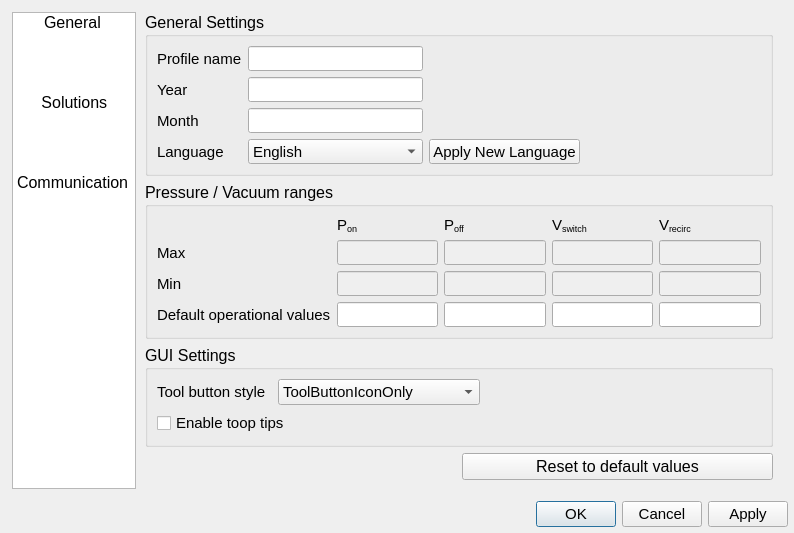
The window that apps/Lab-on-a-tip/Lab-on-a-tip_tools.ui (bellonemauro/Labonatip2.0) describes before a commit, drawn with Qt 5.
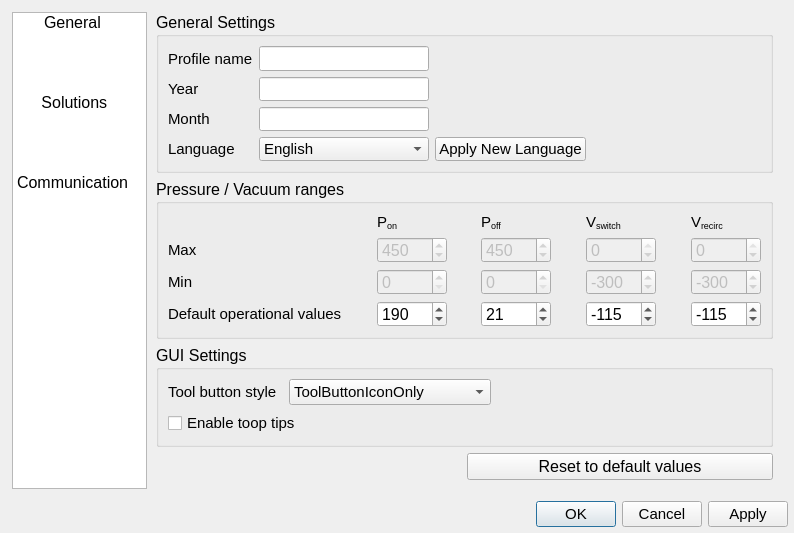
The same window after the commit. The open tabs and pages were chosen to show the change. Icons and pictures are not drawn.

Commit message: improvements to tools data handling

```diff
--- a/apps/Lab-on-a-tip/Lab-on-a-tip_tools.ui
+++ b/apps/Lab-on-a-tip/Lab-on-a-tip_tools.ui
@@ -332,78 +332,6 @@
                   </property>
                  </spacer>
                 </item>
-                <item row="2" column="4">
-                 <widget class="QLineEdit" name="lineEdit_p_off_min">
-                  <property name="enabled">
-                   <bool>false</bool>
-                  </property>
-                  <property name="font">
-                   <font>
-                    <pointsize>11</pointsize>
-                   </font>
-                  </property>
-                  <property name="accessibleDescription">
-                   <string/>
-                  </property>
-                  <property name="text">
-                   <string notr="true"/>
-                  </property>
-                 </widget>
-                </item>
-                <item row="2" column="6">
-                 <widget class="QLineEdit" name="lineEdit_v_switch_min">
-                  <property name="enabled">
-                   <bool>false</bool>
-                  </property>
-                  <property name="font">
-                   <font>
-                    <pointsize>11</pointsize>
-                   </font>
-                  </property>
-                  <property name="accessibleDescription">
-                   <string/>
-                  </property>
-                  <property name="text">
-                   <string notr="true"/>
-                  </property>
-                 </widget>
-                </item>
-                <item row="2" column="8">
-                 <widget class="QLineEdit" name="lineEdit_v_recirc_min">
-                  <property name="enabled">
-                   <bool>false</bool>
-                  </property>
-                  <property name="font">
-                   <font>
-                    <pointsize>11</pointsize>
-                   </font>
-                  </property>
-                  <property name="accessibleDescription">
-                   <string/>
-                  </property>
-                  <property name="text">
-                   <string notr="true"/>
-                  </property>
-                 </widget>
-                </item>
-                <item row="1" column="6">
-                 <widget class="QLineEdit" name="lineEdit_v_switch_max">
-                  <property name="enabled">
-                   <bool>false</bool>
-                  </property>
-                  <property name="font">
-                   <font>
-                    <pointsize>11</pointsize>
-                   </font>
-                  </property>
-                  <property name="accessibleDescription">
-                   <string/>
-                  </property>
-                  <property name="text">
-                   <string notr="true"/>
-                  </property>
-                 </widget>
-                </item>
                 <item row="1" column="5">
                  <spacer name="horizontalSpacer_7">
                   <property name="orientation">
@@ -430,24 +358,6 @@
                   </property>
                  </spacer>
                 </item>
-                <item row="1" column="4">
-                 <widget class="QLineEdit" name="lineEdit_p_off_max">
-                  <property name="enabled">
-                   <bool>false</bool>
-                  </property>
-                  <property name="font">
-                   <font>
-                    <pointsize>11</pointsize>
-                   </font>
-                  </property>
-                  <property name="accessibleDescription">
-                   <string/>
-                  </property>
-                  <property name="text">
-                   <string notr="true"/>
-                  </property>
-                 </widget>
-                </item>
                 <item row="0" column="4">
                  <widget class="QLabel" name="label_25">
                   <property name="font">
@@ -484,24 +394,6 @@
                   </property>
                  </widget>
                 </item>
-                <item row="1" column="8">
-                 <widget class="QLineEdit" name="lineEdit_v_recirc_max">
-                  <property name="enabled">
-                   <bool>false</bool>
-                  </property>
-                  <property name="font">
-                   <font>
-                    <pointsize>11</pointsize>
-                   </font>
-                  </property>
-                  <property name="accessibleDescription">
-                   <string/>
-                  </property>
-                  <property name="text">
-                   <string notr="true"/>
-                  </property>
-                 </widget>
-                </item>
                 <item row="1" column="0">
                  <widget class="QLabel" name="label_29">
                   <property name="font">
@@ -538,24 +430,6 @@
                   </property>
                  </widget>
                 </item>
-                <item row="1" column="2">
-                 <widget class="QLineEdit" name="lineEdit_p_on_max">
-                  <property name="enabled">
-                   <bool>false</bool>
-                  </property>
-                  <property name="font">
-                   <font>
-                    <pointsize>11</pointsize>
-                   </font>
-                  </property>
-                  <property name="accessibleDescription">
-                   <string/>
-                  </property>
-                  <property name="text">
-                   <string notr="true"/>
-                  </property>
-                 </widget>
-                </item>
                 <item row="0" column="8">
                  <widget class="QLabel" name="label_31">
                   <property name="font">
@@ -568,84 +442,177 @@
                   </property>
                  </widget>
                 </item>
+                <item row="1" column="2">
+                 <widget class="QSpinBox" name="spinBox_p_on_max">
+                  <property name="enabled">
+                   <bool>false</bool>
+                  </property>
+                  <property name="maximum">
+                   <number>1000</number>
+                  </property>
+                  <property name="value">
+                   <number>450</number>
+                  </property>
+                 </widget>
+                </item>
                 <item row="2" column="2">
-                 <widget class="QLineEdit" name="lineEdit_p_on_min">
+                 <widget class="QSpinBox" name="spinBox_p_on_min">
                   <property name="enabled">
                    <bool>false</bool>
                   </property>
-                  <property name="font">
-                   <font>
-                    <pointsize>11</pointsize>
-                   </font>
+                  <property name="maximum">
+                   <number>1000</number>
                   </property>
-                  <property name="accessibleDescription">
-                   <string/>
+                 </widget>
+                </item>
+                <item row="1" column="4">
+                 <widget class="QSpinBox" name="spinBox_p_off_max">
+                  <property name="enabled">
+                   <bool>false</bool>
                   </property>
-                  <property name="text">
-                   <string notr="true"/>
+                  <property name="maximum">
+                   <number>1000</number>
                   </property>
+                  <property name="value">
+                   <number>450</number>
+                  </property>
                  </widget>
                 </item>
-                <item row="3" column="2">
-                 <widget class="QLineEdit" name="lineEdit_p_on_default">
-                  <property name="font">
-                   <font>
-                    <pointsize>11</pointsize>
-                   </font>
+                <item row="2" column="4">
+                 <widget class="QSpinBox" name="spinBox_p_off_min">
+                  <property name="enabled">
+                   <bool>false</bool>
                   </property>
-                  <property name="toolTip">
-                   <string>&lt;html&gt;&lt;head/&gt;&lt;body&gt;&lt;p&gt;Default operational value for P&lt;span style=&quot; vertical-align:sub;&quot;&gt;on&lt;/span&gt;&lt;/p&gt;&lt;/body&gt;&lt;/html&gt;</string>
+                  <property name="maximum">
+                   <number>1000</number>
                   </property>
-                  <property name="accessibleDescription">
-                   <string/>
+                 </widget>
+                </item>
+                <item row="1" column="6">
+                 <widget class="QSpinBox" name="spinBox_v_switch_max">
+                  <property name="enabled">
+                   <bool>false</bool>
                   </property>
-                  <property name="text">
-                   <string notr="true"/>
+                  <property name="minimum">
+                   <number>-1000</number>
                   </property>
+                  <property name="maximum">
+                   <number>0</number>
+                  </property>
                  </widget>
                 </item>
-                <item row="3" column="4">
-                 <widget class="QLineEdit" name="lineEdit_p_off_default">
-                  <property name="font">
-                   <font>
-                    <pointsize>11</pointsize>
-                   </font>
+                <item row="2" column="6">
+                 <widget class="QSpinBox" name="spinBox_v_switch_min">
+                  <property name="enabled">
+                   <bool>false</bool>
                   </property>
-                  <property name="accessibleDescription">
-                   <string/>
+                  <property name="minimum">
+                   <number>-1000</number>
                   </property>
-                  <property name="text">
-                   <string notr="true"/>
+                  <property name="maximum">
+                   <number>0</number>
                   </property>
+                  <property name="value">
+                   <number>-300</number>
+                  </property>
                  </widget>
                 </item>
-                <item row="3" column="6">
-                 <widget class="QLineEdit" name="lineEdit_v_switch_default">
-                  <property name="font">
-                   <font>
-                    <pointsize>11</pointsize>
-                   </font>
+                <item row="1" column="8">
+                 <widget class="QSpinBox" name="spinBox_v_recirc_max">
+                  <property name="enabled">
+                   <bool>false</bool>
                   </property>
-                  <property name="accessibleDescription">
-                   <string/>
+                  <property name="minimum">
+                   <number>-1000</number>
                   </property>
-                  <property name="text">
-                   <string notr="true"/>
+                  <property name="maximum">
+                   <number>0</number>
+                  </property>
+                 </widget>
+                </item>
+                <item row="2" column="8">
+                 <widget class="QSpinBox" name="spinBox_v_recirc_min">
+                  <property name="enabled">
+                   <bool>false</bool>
+                  </property>
+                  <property name="minimum">
+                   <number>-1000</number>
+                  </property>
+                  <property name="maximum">
+                   <number>0</number>
+                  </property>
+                  <property name="value">
+                   <number>-300</number>
                   </property>
                  </widget>
                 </item>
                 <item row="3" column="8">
-                 <widget class="QLineEdit" name="lineEdit_v_recirc_default">
-                  <property name="font">
-                   <font>
-                    <pointsize>11</pointsize>
-                   </font>
+                 <widget class="QSpinBox" name="spinBox_v_recirc_default">
+                  <property name="minimumSize">
+                   <size>
+                    <width>70</width>
+                    <height>0</height>
+                   </size>
                   </property>
-                  <property name="accessibleDescription">
-                   <string/>
+                  <property name="minimum">
+                   <number>-300</number>
                   </property>
-                  <property name="text">
-                   <string notr="true"/>
+                  <property name="maximum">
+                   <number>0</number>
+                  </property>
+                  <property name="value">
+                   <number>-115</number>
+                  </property>
+                 </widget>
+                </item>
+                <item row="3" column="6">
+                 <widget class="QSpinBox" name="spinBox_v_switch_default">
+                  <property name="minimumSize">
+                   <size>
+                    <width>70</width>
+                    <height>0</height>
+                   </size>
+                  </property>
+                  <property name="minimum">
+                   <number>-300</number>
+                  </property>
+                  <property name="maximum">
+                   <number>0</number>
+                  </property>
+                  <property name="value">
+                   <number>-115</number>
+                  </property>
+                 </widget>
+                </item>
+                <item row="3" column="4">
+                 <widget class="QSpinBox" name="spinBox_p_off_default">
+                  <property name="minimumSize">
+                   <size>
+                    <width>70</width>
+                    <height>0</height>
+                   </size>
+                  </property>
+                  <property name="maximum">
+                   <number>450</number>
+                  </property>
+                  <property name="value">
+                   <number>21</number>
+                  </property>
+                 </widget>
+                </item>
+                <item row="3" column="2">
+                 <widget class="QSpinBox" name="spinBox_p_on_default">
+                  <property name="minimumSize">
+                   <size>
+                    <width>70</width>
+                    <height>0</height>
+                   </size>
+                  </property>
+                  <property name="maximum">
+                   <number>450</number>
+                  </property>
+                  <property name="value">
+                   <number>190</number>
                   </property>
                  </widget>
                 </item>
```
Left out of the diff: 2 changed lines with no effect on the pictures. The commit also changes 5 other files.
